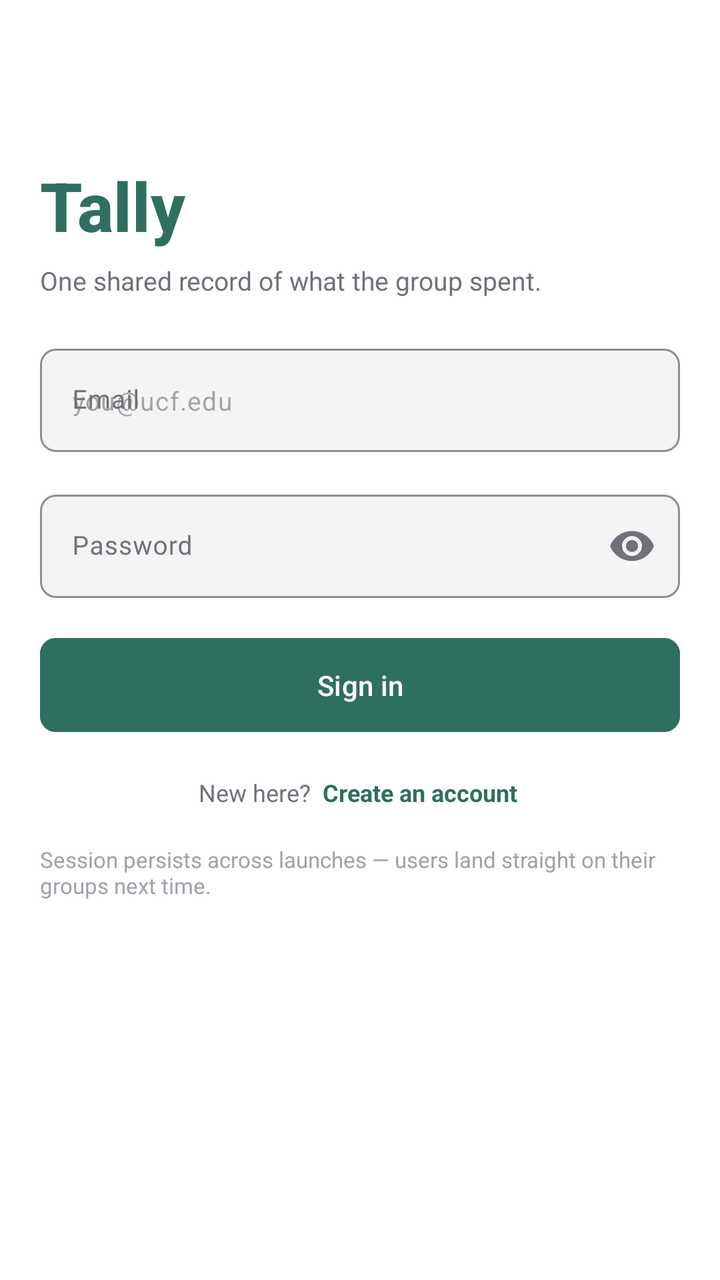
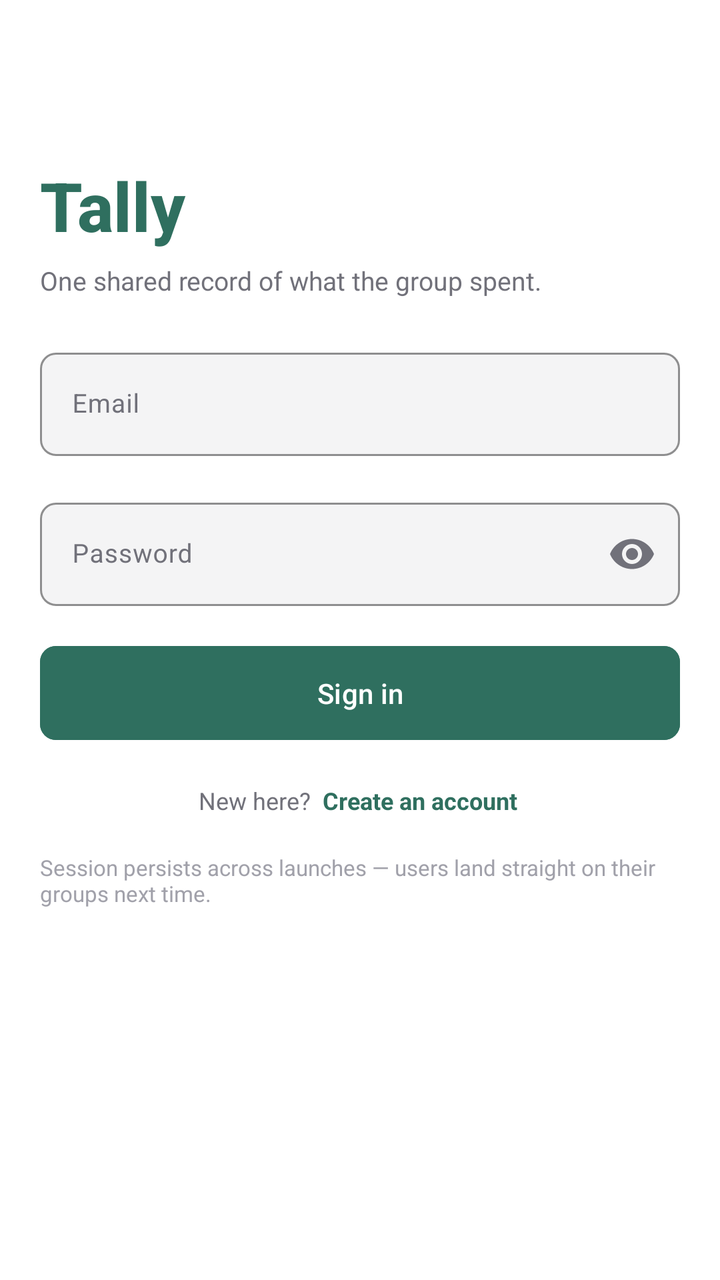

Before-and-after screenshots of an Android layout around one commit, followed by the original layout XML and the change that was made.
<!-- AndroidManifest.xml: application theme Theme.Tally -->
<!-- res/layout/activity_main.xml -->
<?xml version="1.0" encoding="utf-8"?>
<androidx.constraintlayout.widget.ConstraintLayout xmlns:android="http://schemas.android.com/apk/res/android"
    xmlns:app="http://schemas.android.com/apk/res-auto"
    xmlns:tools="http://schemas.android.com/tools"
    android:id="@+id/main"
    android:layout_width="match_parent"
    android:layout_height="match_parent"
    android:background="@color/tally_surface"
    tools:context=".MainActivity">

    <ScrollView
        android:layout_width="0dp"
        android:layout_height="0dp"
        app:layout_constraintBottom_toBottomOf="parent"
        app:layout_constraintEnd_toEndOf="parent"
        app:layout_constraintStart_toStartOf="parent"
        app:layout_constraintTop_toTopOf="parent">

        <LinearLayout
            android:layout_width="match_parent"
            android:layout_height="wrap_content"
            android:orientation="vertical"
            android:padding="20dp">

            <LinearLayout
                android:layout_width="match_parent"
                android:layout_height="wrap_content"
                android:orientation="vertical"
                android:paddingTop="60dp"
                android:paddingBottom="20dp">

                <TextView
                    android:layout_width="wrap_content"
                    android:layout_height="wrap_content"
                    android:fontFamily="sans-serif-medium"
                    android:text="@string/sign_in_logo"
                    android:textColor="@color/tally_primary"
                    android:textSize="34sp"
                    android:textStyle="bold" />

                <TextView
                    android:layout_width="match_parent"
                    android:layout_height="wrap_content"
                    android:layout_marginTop="6dp"
                    android:text="@string/sign_in_tagline"
                    android:textColor="@color/tally_text_secondary"
                    android:textSize="13sp" />
            </LinearLayout>

            <com.google.android.material.textfield.TextInputLayout
                android:layout_width="match_parent"
                android:layout_height="wrap_content"
                android:hint="@string/label_email"
                app:boxBackgroundColor="@color/tally_input_bg"
                app:boxCornerRadiusBottomEnd="8dp"
                app:boxCornerRadiusBottomStart="8dp"
                app:boxCornerRadiusTopEnd="8dp"
                app:boxCornerRadiusTopStart="8dp"
                app:boxStrokeColor="@color/tally_primary"
                app:hintTextColor="@color/tally_text_secondary">

                <com.google.android.material.textfield.TextInputEditText
                    android:id="@+id/input_email"
                    android:layout_width="match_parent"
                    android:layout_height="wrap_content"
                    android:hint="@string/hint_email"
                    android:inputType="textEmailAddress"
                    android:textColor="@color/tally_text_primary"
                    android:textSize="13sp" />
            </com.google.android.material.textfield.TextInputLayout>

            <com.google.android.material.textfield.TextInputLayout
                android:layout_width="match_parent"
                android:layout_height="wrap_content"
                android:layout_marginTop="16dp"
                android:hint="@string/label_password"
                app:boxBackgroundColor="@color/tally_input_bg"
                app:boxCornerRadiusBottomEnd="8dp"
                app:boxCornerRadiusBottomStart="8dp"
                app:boxCornerRadiusTopEnd="8dp"
                app:boxCornerRadiusTopStart="8dp"
                app:boxStrokeColor="@color/tally_primary"
                app:endIconMode="password_toggle"
                app:hintTextColor="@color/tally_text_secondary">

                <com.google.android.material.textfield.TextInputEditText
                    android:id="@+id/input_password"
                    android:layout_width="match_parent"
                    android:layout_height="wrap_content"
                    android:inputType="textPassword"
                    android:textColor="@color/tally_text_primary"
                    android:textSize="13sp" />
            </com.google.android.material.textfield.TextInputLayout>

            <com.google.android.material.button.MaterialButton
                android:id="@+id/button_sign_in"
                android:layout_width="match_parent"
                android:layout_height="wrap_content"
                android:layout_marginTop="16dp"
                android:backgroundTint="@color/tally_primary"
                android:paddingTop="14dp"
                android:paddingBottom="14dp"
                android:text="@string/action_sign_in"
                android:textAllCaps="false"
                android:textSize="14sp"
                app:cornerRadius="8dp" />

            <LinearLayout
                android:layout_width="match_parent"
                android:layout_height="wrap_content"
                android:layout_marginTop="16dp"
                android:gravity="center"
                android:orientation="horizontal">

                <TextView
                    android:layout_width="wrap_content"
                    android:layout_height="wrap_content"
                    android:text="@string/sign_in_new_here"
                    android:textColor="@color/tally_text_secondary"
                    android:textSize="12sp" />

                <TextView
                    android:id="@+id/link_create_account"
                    android:layout_width="wrap_content"
                    android:layout_height="wrap_content"
                    android:layout_marginStart="4dp"
                    android:background="?attr/selectableItemBackground"
                    android:padding="2dp"
                    android:text="@string/sign_in_create_account_link"
                    android:textColor="@color/tally_primary"
                    android:textSize="12sp"
                    android:textStyle="bold" />
            </LinearLayout>

            <TextView
                android:layout_width="match_parent"
                android:layout_height="wrap_content"
                android:layout_marginTop="16dp"
                android:text="@string/sign_in_persistence_note"
                android:textColor="@color/tally_text_tertiary"
                android:textSize="11sp" />

        </LinearLayout>
    </ScrollView>

</androidx.constraintlayout.widget.ConstraintLayout>
<!-- resources referenced by this layout -->
<resources>
  <color name="tally_input_bg">#F4F4F5</color>
  <color name="tally_primary">#2F6F5F</color>
  <color name="tally_surface">#FFFFFF</color>
  <color name="tally_text_primary">#18181B</color>
  <color name="tally_text_secondary">#71717A</color>
  <color name="tally_text_tertiary">#A1A1AA</color>
  <string name="action_sign_in">Sign in</string>
  <string name="hint_email">you@ucf.edu</string>
  <string name="label_email">Email</string>
  <string name="label_password">Password</string>
  <string name="sign_in_create_account_link">Create an account</string>
  <string name="sign_in_logo">Tally</string>
  <string name="sign_in_new_here">New here?</string>
  <string name="sign_in_persistence_note">Session persists across launches — users land straight on their groups next time.</string>
  <string name="sign_in_tagline">One shared record of what the group spent.</string>
  <style name="Theme.Tally" parent="Base.Theme.Tally" />
  <style name="Base.Theme.Tally" parent="Theme.Material3.DayNight.NoActionBar">
          
          <item name="colorPrimary">@color/tally_primary</item>
          <item name="colorOnPrimary">@color/white</item>
          <item name="colorPrimaryContainer">@color/tally_primary_light</item>
          <item name="colorOnPrimaryContainer">@color/tally_primary</item>
          <item name="colorSecondary">@color/tally_primary</item>
          <item name="colorSurface">@color/tally_surface</item>
          <item name="colorOnSurface">@color/tally_text_primary</item>
          <item name="colorOnSurfaceVariant">@color/tally_text_secondary</item>
          <item name="colorOutline">@color/tally_border</item>
          <item name="colorError">@color/tally_negative</item>
          <item name="android:statusBarColor">@color/white</item>
          <item name="android:windowLightStatusBar">true</item>
      </style>
  <color name="white">#FFFFFFFF</color>
  <color name="tally_primary_light">#E7F0EC</color>
  <color name="tally_border">#E4E4E7</color>
  <color name="tally_negative">#9B4B3F</color>
</resources>

<!-- the commit's change to res/layout/activity_main.xml (unified diff, before → after) -->
@@ -57,13 +57,13 @@
                 app:boxCornerRadiusTopEnd="8dp"
                 app:boxCornerRadiusTopStart="8dp"
                 app:boxStrokeColor="@color/tally_primary"
-                app:hintTextColor="@color/tally_text_secondary">
+                app:hintTextColor="@color/tally_text_secondary"
+                app:placeholderText="@string/hint_email">
 
                 <com.google.android.material.textfield.TextInputEditText
                     android:id="@+id/input_email"
                     android:layout_width="match_parent"
                     android:layout_height="wrap_content"
-                    android:hint="@string/hint_email"
                     android:inputType="textEmailAddress"
                     android:textColor="@color/tally_text_primary"
                     android:textSize="13sp" />
